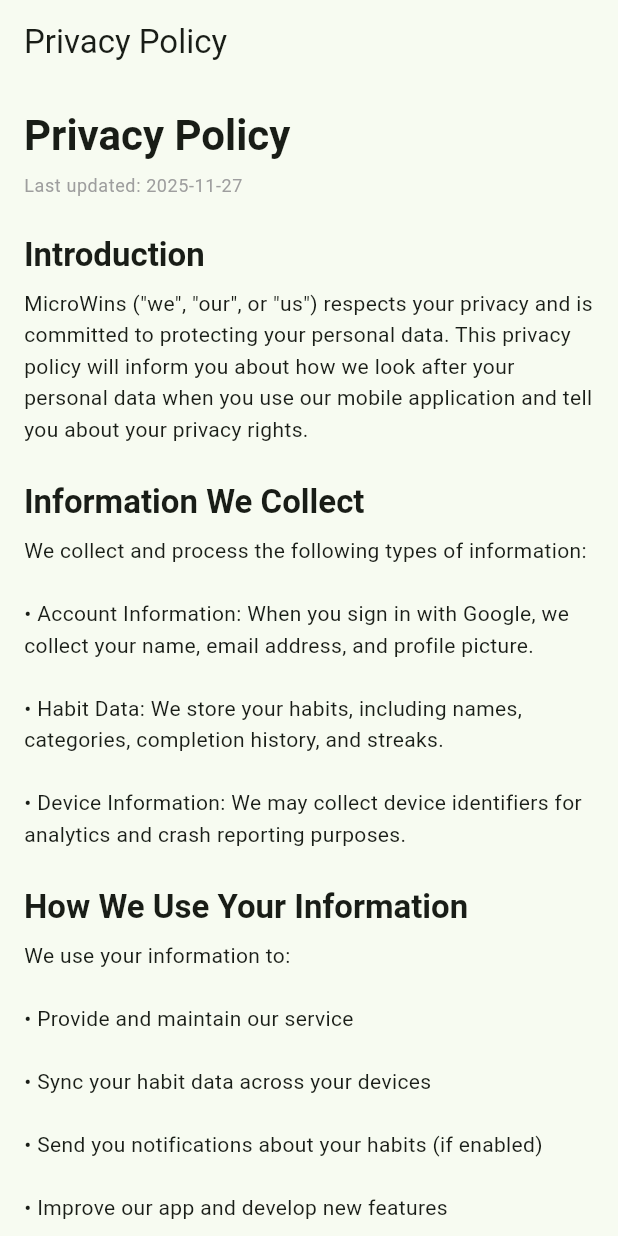
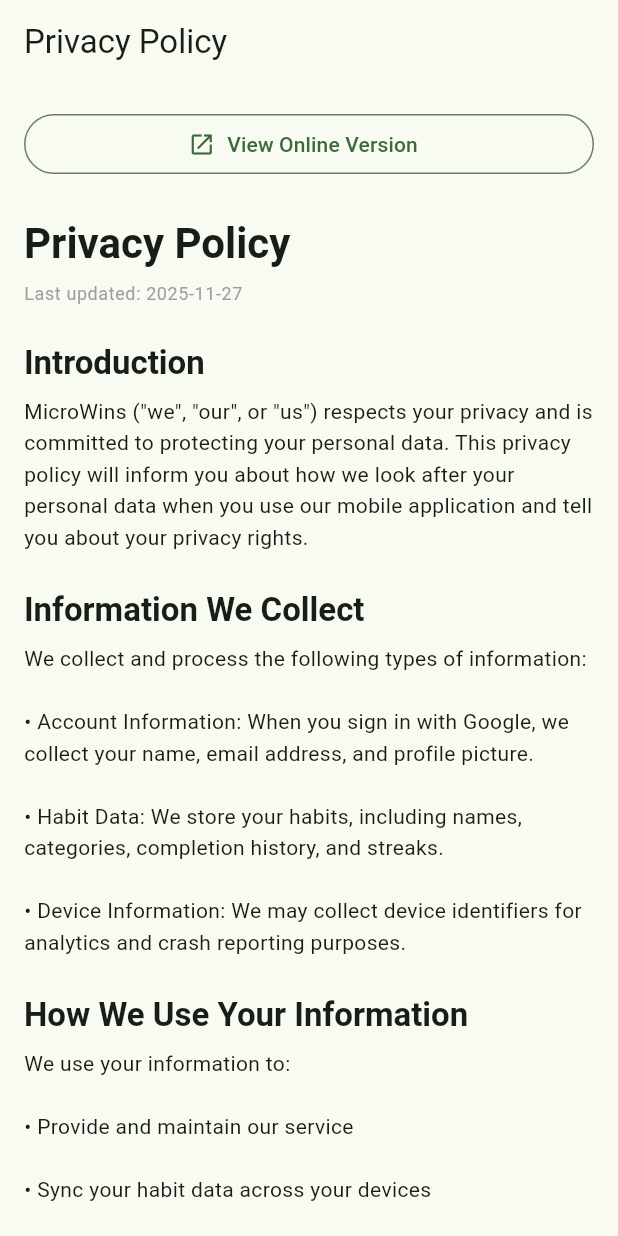
Before and after one commit to AsierDev/microwins-app, a Flutter app: the PrivacyPolicyScreen screen opened by its route, on a phone screen of 412 x 824 dp. Run offline on Flutter 3.47's test engine with Material 3 defaults, Android fonts, the light colour scheme and no system bars; our stand-ins replace cloud_firestore, connectivity_plus, firebase_auth, firebase_core, fl_chart, flutter_dotenv and 14 more; missing offline and left inert: workmanager; accounts and stored records are empty; generated files the repository leaves out were written again; statements that could not run were skipped.

```diff
--- a/lib/features/privacy/presentation/privacy_policy_screen.dart
+++ b/lib/features/privacy/presentation/privacy_policy_screen.dart
@@ -1,4 +1,5 @@
 import 'package:flutter/material.dart';
+import 'package:url_launcher/url_launcher.dart';
 
 class PrivacyPolicyScreen extends StatelessWidget {
   const PrivacyPolicyScreen({super.key});
@@ -12,6 +13,23 @@
         child: Column(
           crossAxisAlignment: CrossAxisAlignment.start,
           children: [
+            // Button to view online version
+            SizedBox(
+              width: double.infinity,
+              child: OutlinedButton.icon(
+                icon: const Icon(Icons.open_in_new),
+                label: const Text('View Online Version'),
+                onPressed: () async {
+                  final uri = Uri.parse(
+                    'https://github.com/yourusername/MicroWins/blob/main/PRIVACY_POLICY.md',
+                  );
+                  if (await canLaunchUrl(uri)) {
+                    await launchUrl(uri, mode: LaunchMode.externalApplication);
+                  }
+                },
+              ),
+            ),
+            const SizedBox(height: 24),
             Text(
               'Privacy Policy',
               style: Theme.of(
```
Also changed, not shown: pubspec.yaml (+9 -1 lines), 4 other files.
